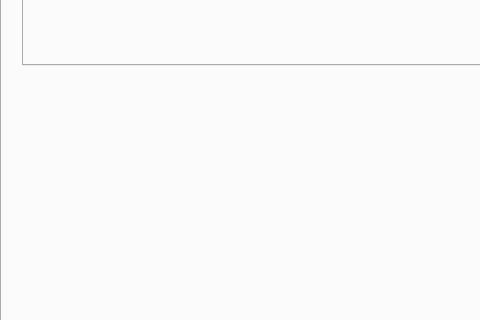
First picture: the form in examples/mainwindow.ui, repository yyx-dev/qt-element-ui, before the edit; both pictures show x 0 to 480 and y 371 to 691 of the 1280 by 800 pixel window.
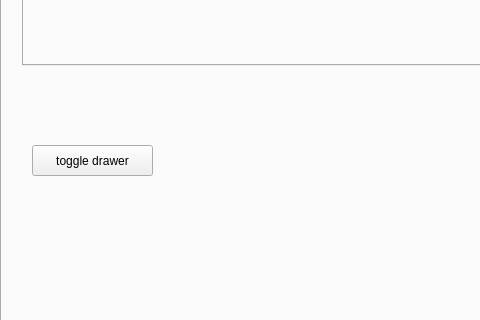
Second picture: the form after the edit. Custom widgets are drawn as their Qt base class.

What changed in the file:
```diff
--- a/examples/mainwindow.ui
+++ b/examples/mainwindow.ui
@@ -2287,6 +2287,19 @@
        </widget>
       </widget>
      </widget>
+     <widget class="Element::Button" name="button_64">
+      <property name="geometry">
+       <rect>
+        <x>30</x>
+        <y>490</y>
+        <width>121</width>
+        <height>31</height>
+       </rect>
+      </property>
+      <property name="text">
+       <string>toggle drawer</string>
+      </property>
+     </widget>
     </widget>
    </widget>
   </widget>
```
